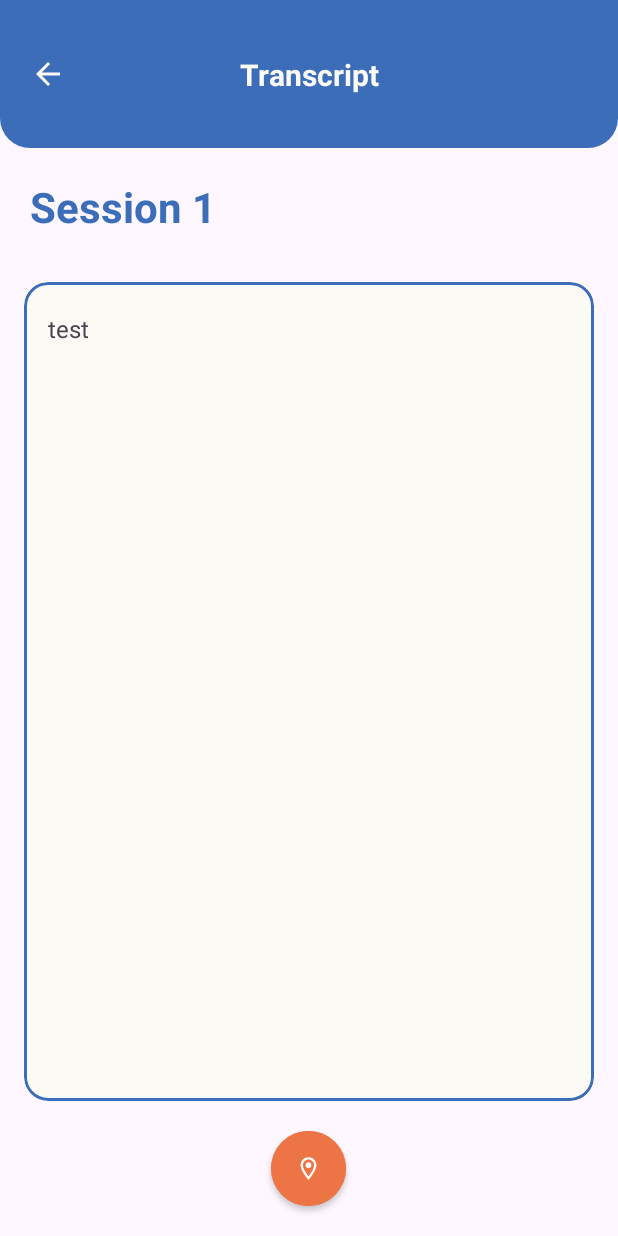
After one commit to maevym/ADABv2, an Android app: the RecordRealtimeActivity screen opened directly, with no data from a screen before it, on a phone screen of 412 x 824 dp. The commit adds this screen. Run offline under Robolectric (Android 15) with nearby library versions, the phone set to English and light mode, and no system bars.

Commit message:
xml record realtime

```diff
--- a/app/src/main/AndroidManifest.xml
+++ b/app/src/main/AndroidManifest.xml
@@ -2,8 +2,7 @@
 <manifest xmlns:android="http://schemas.android.com/apk/res/android"
     xmlns:tools="http://schemas.android.com/tools"
     package="com.example.adabv2">
-
-    <!--Internet Permission-->
+    <!-- Internet Permission -->
     <uses-permission android:name="android.permission.INTERNET" />
 
     <application
@@ -17,34 +16,34 @@
         android:theme="@style/Theme.ADABv2"
         tools:targetApi="31">
         <activity
+            android:name=".RecordRealtimeActivity"
+            android:exported="false" />
+        <activity
             android:name=".LoginActivity"
             android:exported="false">
             <meta-data
                 android:name="android.app.lib_name"
                 android:value="" />
         </activity>
-
         <activity
             android:name=".RegisterActivity"
             android:exported="true">
             <meta-data
                 android:name="android.app.lib_name"
                 android:value="" />
+
             <intent-filter>
                 <action android:name="android.intent.action.MAIN" />
 
                 <category android:name="android.intent.category.LAUNCHER" />
             </intent-filter>
         </activity>
-
         <activity
             android:name=".HomeActivity"
             android:exported="false" />
-
         <activity
             android:name=".MainActivity"
-            android:exported="false">
-        </activity>
+            android:exported="false"></activity>
     </application>
 
 </manifest>
--- a/app/src/main/java/com/example/adabv2/HomeActivity.java
+++ b/app/src/main/java/com/example/adabv2/HomeActivity.java
@@ -34,6 +34,7 @@ import java.util.Comparator;
 import java.util.Date;
 import java.util.List;
 
+import okhttp3.ResponseBody;
 import retrofit2.Call;
 import retrofit2.Callback;
 
--- a/app/src/main/java/com/example/adabv2/Manager/ApiService.java
+++ b/app/src/main/java/com/example/adabv2/Manager/ApiService.java
@@ -4,6 +4,7 @@ import com.example.adabv2.Model.Response;
 import com.example.adabv2.Model.Session;
 import com.example.adabv2.Model.SessionRequest;
 
+import okhttp3.ResponseBody;
 import retrofit2.Call;
 import retrofit2.http.Body;
 import retrofit2.http.POST;
--- /dev/null
+++ b/app/src/main/java/com/example/adabv2/RecordRealtimeActivity.java
@@ -0,0 +1,14 @@
+package com.example.adabv2;
+
+import androidx.appcompat.app.AppCompatActivity;
+
+import android.os.Bundle;
+
+public class RecordRealtimeActivity extends AppCompatActivity {
+
+    @Override
+    protected void onCreate(Bundle savedInstanceState) {
+        super.onCreate(savedInstanceState);
+        setContentView(R.layout.activity_record_realtime);
+    }
+}
--- a/app/src/main/res/drawable/card_background.xml
+++ b/app/src/main/res/drawable/card_background.xml
@@ -4,8 +4,8 @@
     <shape android:shape="rectangle">
         <solid android:color="@color/blue"/>
         <corners
-            android:bottomLeftRadius="35dp"
-            android:bottomRightRadius="35dp"/>
+            android:bottomLeftRadius="20dp"
+            android:bottomRightRadius="20dp"/>
     </shape>
 </item>
 </layer-list>
--- /dev/null
+++ b/app/src/main/res/drawable/ic_back.xml
@@ -0,0 +1,5 @@
+<vector android:autoMirrored="true" android:height="24dp"
+    android:tint="@color/white" android:viewportHeight="24"
+    android:viewportWidth="24" android:width="24dp" xmlns:android="http://schemas.android.com/apk/res/android">
+    <path android:fillColor="@android:color/white" android:pathData="M20,11H7.83l5.59,-5.59L12,4l-8,8 8,8 1.41,-1.41L7.83,13H20v-2z"/>
+</vector>
--- a/app/src/main/res/layout/activity_home.xml
+++ b/app/src/main/res/layout/activity_home.xml
@@ -1,18 +1,21 @@
 <?xml version="1.0" encoding="utf-8"?>
-<androidx.swiperefreshlayout.widget.SwipeRefreshLayout xmlns:android="http://schemas.android.com/apk/res/android"
+<androidx.coordinatorlayout.widget.CoordinatorLayout xmlns:android="http://schemas.android.com/apk/res/android"
     xmlns:app="http://schemas.android.com/apk/res-auto"
     xmlns:tools="http://schemas.android.com/tools"
     android:layout_width="match_parent"
     android:layout_height="match_parent"
     tools:context=".HomeActivity"
-    android:background="@color/white"
+    android:background="@color/white">
+
+    <androidx.swiperefreshlayout.widget.SwipeRefreshLayout
+        android:layout_width="match_parent"
+        android:layout_height="match_parent"
         android:id="@+id/swipe">
-
         <LinearLayout
             android:layout_width="match_parent"
             android:layout_height="match_parent"
             android:orientation="vertical"
-        android:weightSum="8" >
+            android:weightSum="10" >
             <LinearLayout
                 android:layout_width="match_parent"
                 android:layout_weight="2"
@@ -80,8 +83,9 @@
                 android:layout_width="match_parent"
                 android:layout_height="0dp"
                 android:layout_marginHorizontal="20dp"
-            android:layout_weight="5.5"/>
+                android:layout_weight="7.5"/>
         </LinearLayout>
+    </androidx.swiperefreshlayout.widget.SwipeRefreshLayout>
 
     <com.google.android.material.floatingactionbutton.ExtendedFloatingActionButton
         android:id="@+id/fab"
@@ -202,4 +206,4 @@
             android:paddingTop="5dp" />
     </androidx.cardview.widget.CardView>
 
-</androidx.swiperefreshlayout.widget.SwipeRefreshLayout>
+</androidx.coordinatorlayout.widget.CoordinatorLayout>
--- /dev/null
+++ b/app/src/main/res/layout/activity_record_realtime.xml
@@ -0,0 +1,100 @@
+<?xml version="1.0" encoding="utf-8"?>
+<androidx.constraintlayout.widget.ConstraintLayout xmlns:android="http://schemas.android.com/apk/res/android"
+    xmlns:app="http://schemas.android.com/apk/res-auto"
+    xmlns:tools="http://schemas.android.com/tools"
+    android:layout_width="match_parent"
+    android:layout_height="match_parent"
+    tools:context=".RecordRealtimeActivity">
+
+    <LinearLayout
+        android:layout_width="match_parent"
+        android:layout_height="match_parent"
+        android:orientation="vertical"
+        android:weightSum="7">
+        <androidx.constraintlayout.widget.ConstraintLayout
+            android:layout_width="match_parent"
+            android:layout_height="0dp"
+            android:layout_weight="1"
+            android:weightSum="8"
+            android:background="@drawable/card_background">
+
+            <ImageView
+                android:layout_width="wrap_content"
+                android:layout_height="wrap_content"
+                android:layout_gravity="center_vertical"
+                android:layout_weight="0.5"
+                android:src="@drawable/ic_back"
+                app:layout_constraintBottom_toBottomOf="parent"
+                app:layout_constraintStart_toStartOf="parent"
+                app:layout_constraintTop_toTopOf="parent"
+                android:layout_marginStart="20dp"/>
+
+            <TextView
+                android:id="@+id/textView"
+                android:layout_width="wrap_content"
+                android:layout_height="wrap_content"
+                android:layout_gravity="center"
+                android:layout_weight="4"
+                android:text="Transcript"
+                android:textAlignment="center"
+                android:textColor="@color/white"
+                android:textSize="20sp"
+                android:textStyle="bold"
+                app:layout_constraintBottom_toBottomOf="parent"
+                app:layout_constraintEnd_toEndOf="parent"
+                app:layout_constraintStart_toStartOf="parent"
+                app:layout_constraintTop_toTopOf="parent" />
+        </androidx.constraintlayout.widget.ConstraintLayout>
+
+        <TextView
+            android:id="@+id/session_name"
+            android:layout_width="match_parent"
+            android:layout_height="0dp"
+            android:layout_weight="0.5"
+            android:text="Session 1"
+            android:layout_margin="20dp"
+            android:textColor="@color/blue"
+            android:textStyle="bold"
+            android:textSize="28sp"/>
+
+        <com.google.android.material.card.MaterialCardView
+            android:layout_width="match_parent"
+            android:layout_height="0dp"
+            android:layout_weight="5.5"
+            app:cardCornerRadius="16sp"
+            app:strokeWidth="2dp"
+            android:layout_marginHorizontal="16sp"
+            android:layout_marginBottom="20sp"
+            app:strokeColor="@color/blue"
+            app:cardBackgroundColor="@color/white">
+
+            <ScrollView
+                android:layout_width="match_parent"
+                android:layout_height="match_parent"
+                android:layout_marginHorizontal="16sp"
+                android:layout_marginVertical="20sp">
+                <TextView
+                    android:layout_width="match_parent"
+                    android:layout_height="match_parent"
+                    android:scrollbars="vertical"
+                    android:text="test"
+                    android:textSize="16sp"/>
+            </ScrollView>
+
+        </com.google.android.material.card.MaterialCardView>
+
+        <com.google.android.material.button.MaterialButton
+            android:layout_width="50dp"
+            android:layout_height="50dp"
+            android:layout_weight="1"
+            app:icon="@drawable/ic_location"
+            android:layout_gravity="center_horizontal"
+            android:layout_marginBottom="20dp"
+            android:backgroundTint="@color/orange"
+            style="@style/Widget.MaterialComponents.Button.IconOnly"
+            app:cornerRadius="100dp"/>
+
+    </LinearLayout>
+
+
+</androidx.constraintlayout.widget.ConstraintLayout>
--- a/app/src/main/res/values/themes.xml
+++ b/app/src/main/res/values/themes.xml
@@ -18,4 +18,15 @@
         <item name="cornerFamily">rounded</item>
         <item name="cornerSize">50%</item>
     </style>
+
+    <style name="Widget.MaterialComponents.Button.IconOnly">
+        <item name="iconPadding">0dp</item>
+        <item name="android:insetTop">0dp</item>
+        <item name="android:insetBottom">0dp</item>
+        <item name="android:paddingLeft">12dp</item>
+        <item name="android:paddingRight">12dp</item>
+        <item name="android:minWidth">12dp</item>
+        <item name="android:minHeight">12dp</item>
+        <item name="iconGravity">textStart</item>
+    </style>
 </resources>
```
Lines whose indentation alone changed are shown as unchanged.
